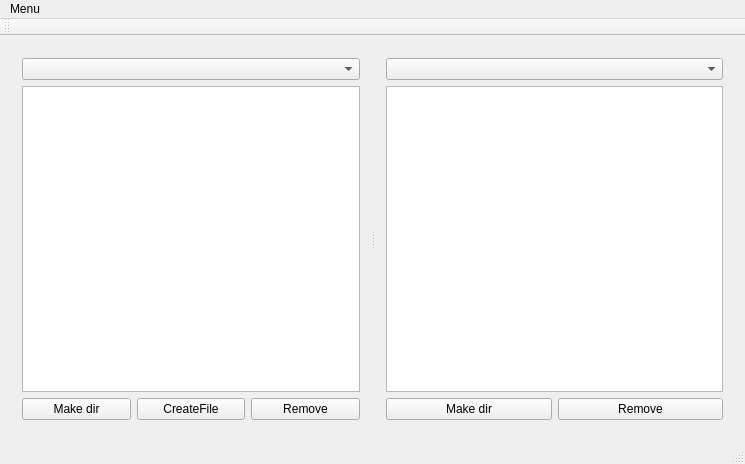
The window that mainwindow.ui (fiterV/FileManagerQT) describes before a commit, drawn with Qt 5.
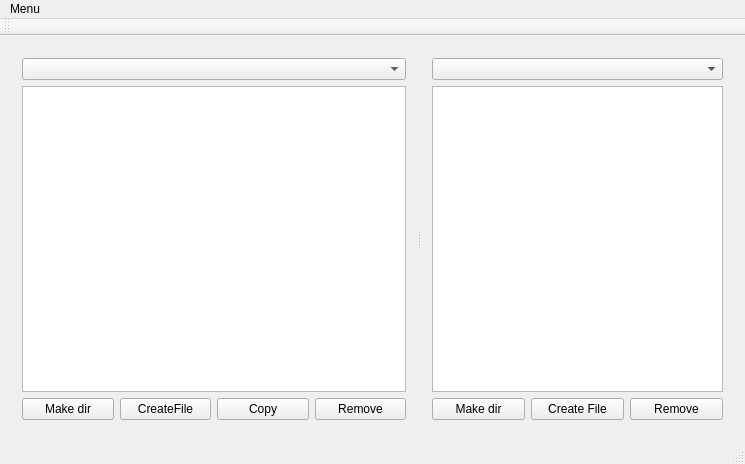
The same window after the commit.

Commit message: renamed buttons

```diff
--- a/mainwindow.ui
+++ b/mainwindow.ui
@@ -84,7 +84,7 @@
         <item>
          <layout class="QHBoxLayout" name="horizontalLayout_2">
           <item>
-           <widget class="QPushButton" name="pushButton">
+           <widget class="QPushButton" name="mkdirLeft">
             <property name="text">
              <string>Make dir</string>
             </property>
@@ -98,7 +98,14 @@
            </widget>
           </item>
           <item>
-           <widget class="QPushButton" name="pushButton_2">
+           <widget class="QPushButton" name="pushButton">
+            <property name="text">
+             <string>Copy</string>
+            </property>
+           </widget>
+          </item>
+          <item>
+           <widget class="QPushButton" name="rmLeft">
             <property name="text">
              <string>Remove</string>
             </property>
@@ -140,7 +147,14 @@
            </widget>
           </item>
           <item>
-           <widget class="QPushButton" name="pushButton_4">
+           <widget class="QPushButton" name="touchFileRight">
+            <property name="text">
+             <string>Create File</string>
+            </property>
+           </widget>
+          </item>
+          <item>
+           <widget class="QPushButton" name="rmRight">
             <property name="text">
              <string>Remove</string>
             </property>
```
Left out of the diff: 22 changed lines with no effect on the pictures. The commit also changes 3 other files.
